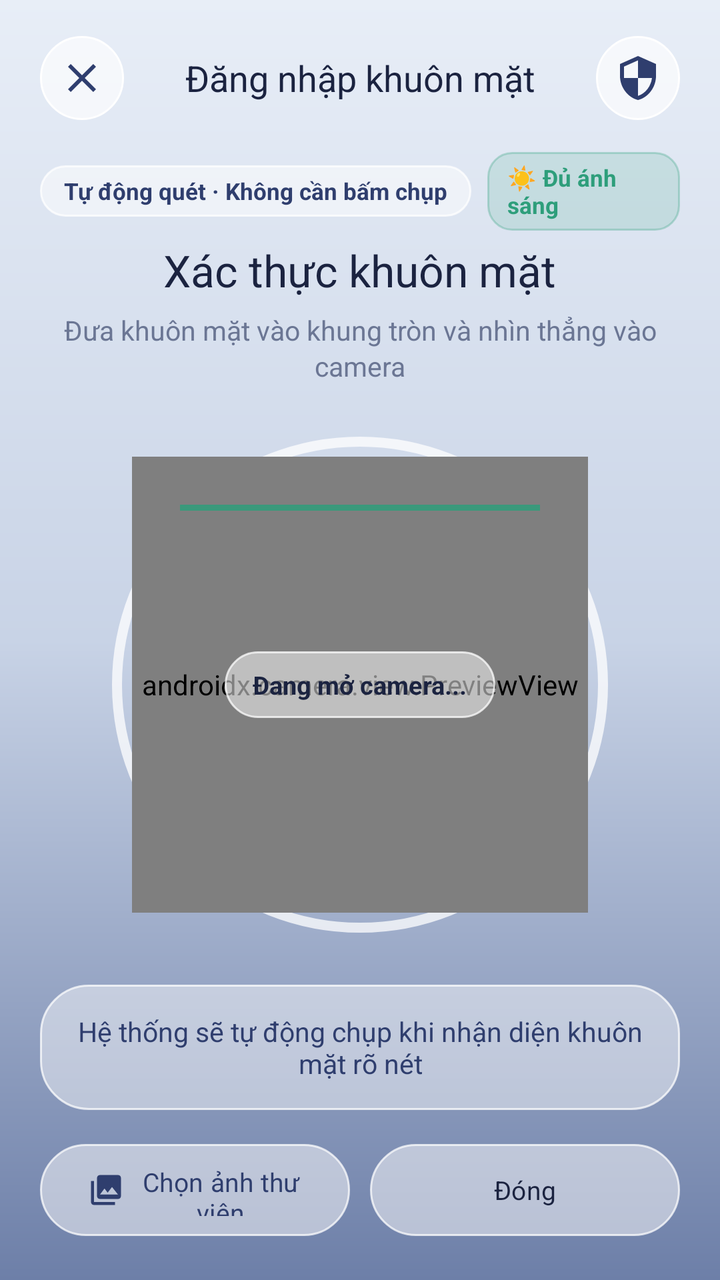
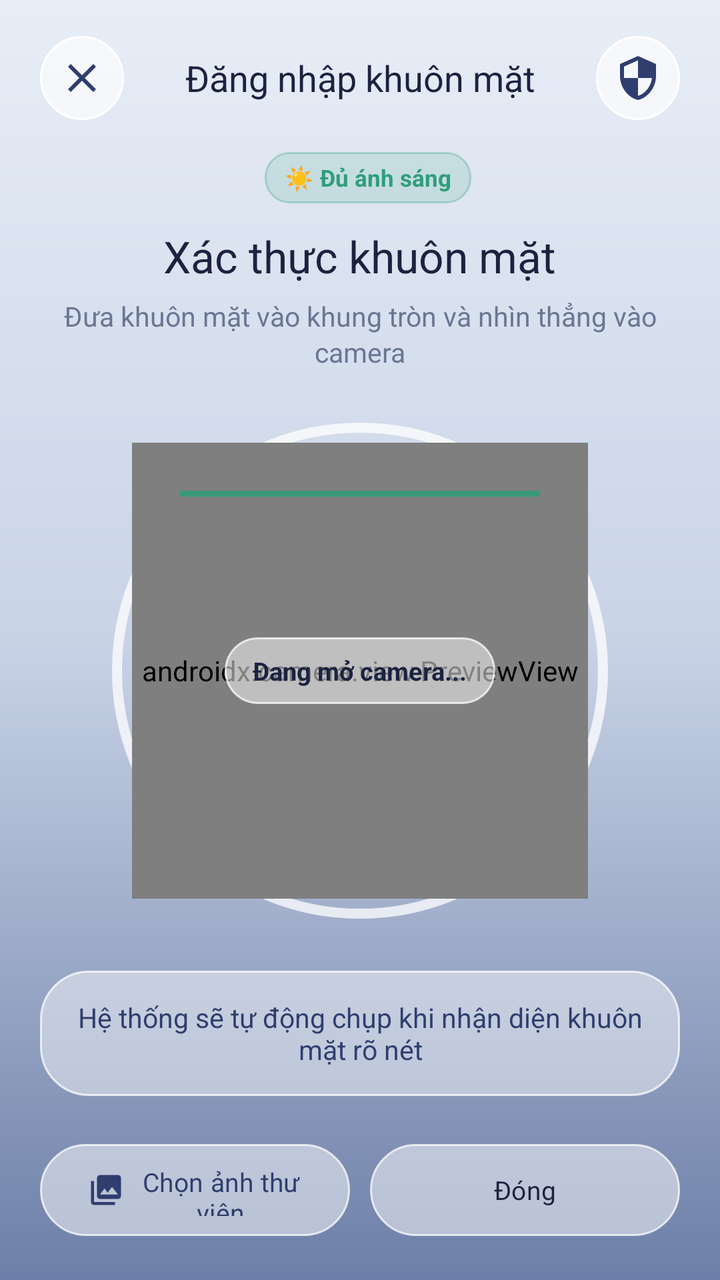

Two renders of the same Android screen: before a commit and after it. Below are the layout's source before the change and the commit's diff.
<!-- AndroidManifest.xml: application theme Theme.Final_term -->
<!-- res/layout/dialog_face_scan.xml -->
<?xml version="1.0" encoding="utf-8"?>
<LinearLayout xmlns:android="http://schemas.android.com/apk/res/android"
    xmlns:app="http://schemas.android.com/apk/res-auto"
    android:layout_width="match_parent"
    android:layout_height="match_parent"
    android:background="@drawable/background_gradient"
    android:orientation="vertical"
    android:paddingStart="20dp"
    android:paddingTop="14dp"
    android:paddingEnd="20dp"
    android:paddingBottom="22dp">

    
    <LinearLayout
        android:layout_width="match_parent"
        android:layout_height="wrap_content"
        android:gravity="center_vertical"
        android:orientation="horizontal"
        android:paddingTop="4dp"
        android:paddingBottom="8dp">

        <ImageButton
            android:id="@+id/btn_back"
            android:layout_width="42dp"
            android:layout_height="42dp"
            android:background="@drawable/circle_action_button"
            android:contentDescription="Đóng"
            android:elevation="4dp"
            android:padding="11dp"
            android:src="@drawable/ic_close"
            app:tint="@color/navy" />

        <TextView
            android:id="@+id/face_scan_title"
            android:layout_width="0dp"
            android:layout_height="wrap_content"
            android:layout_weight="1"
            android:fontFamily="sans-serif-bold"
            android:gravity="center"
            android:text="Đăng nhập khuôn mặt"
            android:textColor="@color/ink"
            android:textSize="18sp" />

        <ImageButton
            android:id="@+id/btn_help"
            android:layout_width="42dp"
            android:layout_height="42dp"
            android:background="@drawable/circle_action_button"
            android:contentDescription="Hướng dẫn quét khuôn mặt"
            android:elevation="4dp"
            android:padding="10dp"
            android:src="@drawable/ic_shield"
            app:tint="@color/navy" />
    </LinearLayout>

    
    <LinearLayout
        android:layout_width="wrap_content"
        android:layout_height="wrap_content"
        android:layout_gravity="center_horizontal"
        android:layout_marginTop="8dp"
        android:gravity="center"
        android:orientation="horizontal">

        <TextView
            android:id="@+id/badge_auto_scan"
            android:layout_width="wrap_content"
            android:layout_height="wrap_content"
            android:background="@drawable/glass_pill_bg"
            android:paddingHorizontal="12dp"
            android:paddingVertical="5dp"
            android:text="Tự động quét · Không cần bấm chụp"
            android:textColor="@color/navy"
            android:textSize="11.5sp"
            android:textStyle="bold" />

        <TextView
            android:id="@+id/badge_lighting"
            android:layout_width="wrap_content"
            android:layout_height="wrap_content"
            android:layout_marginStart="8dp"
            android:background="@drawable/badge_status_success"
            android:paddingHorizontal="10dp"
            android:paddingVertical="5dp"
            android:text="☀ Đủ ánh sáng"
            android:textColor="@color/success"
            android:textSize="11.5sp"
            android:textStyle="bold" />
    </LinearLayout>

    
    <LinearLayout
        android:layout_width="match_parent"
        android:layout_height="0dp"
        android:layout_weight="1"
        android:gravity="center"
        android:orientation="vertical">

        <TextView
            android:id="@+id/face_scan_heading"
            android:layout_width="wrap_content"
            android:layout_height="wrap_content"
            android:fontFamily="sans-serif-bold"
            android:gravity="center"
            android:text="Xác thực khuôn mặt"
            android:textColor="@color/ink"
            android:textSize="22sp" />

        <TextView
            android:id="@+id/face_scan_subtitle"
            android:layout_width="match_parent"
            android:layout_height="wrap_content"
            android:layout_marginTop="6dp"
            android:gravity="center"
            android:lineSpacingExtra="2dp"
            android:text="Đưa khuôn mặt vào khung tròn và nhìn thẳng vào camera"
            android:textColor="@color/ink_muted"
            android:textSize="13.5sp" />

        
        <FrameLayout
            android:layout_width="256dp"
            android:layout_height="256dp"
            android:layout_marginTop="22dp">

            <com.google.android.material.progressindicator.CircularProgressIndicator
                android:id="@+id/face_scan_progress"
                android:layout_width="wrap_content"
                android:layout_height="wrap_content"
                android:layout_gravity="center"
                android:indeterminate="false"
                android:max="100"
                android:progress="0"
                app:indicatorColor="@color/navy"
                app:indicatorSize="248dp"
                app:trackColor="@color/glass_border"
                app:trackCornerRadius="4dp"
                app:trackThickness="5dp" />

            <FrameLayout
                android:id="@+id/face_viewport_circle"
                android:layout_width="228dp"
                android:layout_height="228dp"
                android:layout_gravity="center"
                android:background="@drawable/circle_action_button">

                <androidx.camera.view.PreviewView
                    android:id="@+id/face_preview_view"
                    android:layout_width="match_parent"
                    android:layout_height="match_parent" />

                <ImageView
                    android:id="@+id/face_captured_preview"
                    android:layout_width="match_parent"
                    android:layout_height="match_parent"
                    android:contentDescription="Ảnh khuôn mặt vừa quét"
                    android:scaleType="centerCrop"
                    android:visibility="gone" />

                
                <View
                    android:id="@+id/face_guide_ring"
                    android:layout_width="match_parent"
                    android:layout_height="match_parent"
                    android:layout_margin="8dp" />

                
                <View
                    android:id="@+id/face_scan_line"
                    android:layout_width="180dp"
                    android:layout_height="3dp"
                    android:layout_gravity="top|center_horizontal"
                    android:layout_marginTop="24dp"
                    android:alpha="0.85"
                    android:background="@color/success" />

                <TextView
                    android:id="@+id/face_preview_loading"
                    android:layout_width="wrap_content"
                    android:layout_height="wrap_content"
                    android:layout_gravity="center"
                    android:background="@drawable/glass_pill_bg"
                    android:paddingHorizontal="14dp"
                    android:paddingVertical="8dp"
                    android:text="Đang mở camera..."
                    android:textColor="@color/ink"
                    android:textSize="12.5sp"
                    android:textStyle="bold" />
            </FrameLayout>
        </FrameLayout>

        
        <LinearLayout
            android:layout_width="match_parent"
            android:layout_height="wrap_content"
            android:layout_marginTop="22dp"
            android:background="@drawable/glass_panel_card"
            android:gravity="center"
            android:orientation="vertical"
            android:paddingHorizontal="18dp"
            android:paddingVertical="14dp">

            <TextView
                android:id="@+id/face_scan_status"
                android:layout_width="match_parent"
                android:layout_height="wrap_content"
                android:fontFamily="sans-serif-medium"
                android:gravity="center"
                android:text="Hệ thống sẽ tự động chụp khi nhận diện khuôn mặt rõ nét"
                android:textColor="@color/navy"
                android:textSize="13.5sp" />
        </LinearLayout>
    </LinearLayout>

    
    <LinearLayout
        android:layout_width="match_parent"
        android:layout_height="wrap_content"
        android:layout_marginTop="12dp"
        android:gravity="center"
        android:orientation="horizontal">

        <com.google.android.material.button.MaterialButton
            android:id="@+id/btn_gallery"
            android:layout_width="0dp"
            android:layout_height="46dp"
            android:layout_weight="1"
            android:background="@drawable/glass_pill_button"
            android:text="Chọn ảnh thư viện"
            android:textColor="@color/navy"
            android:textSize="13sp"
            app:backgroundTint="@null"
            app:icon="@drawable/ic_photo_library"
            app:iconSize="18dp"
            app:iconTint="@color/navy" />

        <com.google.android.material.button.MaterialButton
            android:id="@+id/btn_cancel"
            android:layout_width="0dp"
            android:layout_height="46dp"
            android:layout_marginStart="10dp"
            android:layout_weight="1"
            android:background="@drawable/glass_pill_button"
            android:text="Đóng"
            android:textColor="@color/ink"
            android:textSize="13sp"
            app:backgroundTint="@null" />
    </LinearLayout>

</LinearLayout>
<!-- resources referenced by this layout -->
<resources>
  <color name="glass_border">#BFFFFFFF</color>
  <color name="ink">#FF1B2340</color>
  <color name="ink_muted">#FF6B7694</color>
  <color name="navy">#FF2F3E6E</color>
  <color name="success">#FF2E9E7B</color>
  <!-- drawable background_gradient (drawable) -->
  <?xml version="1.0" encoding="utf-8"?>
  <shape xmlns:android="http://schemas.android.com/apk/res/android">
      <gradient
          android:angle="270"
          android:startColor="#FFE8EEF7"
          android:centerColor="#FFC8D3E6"
          android:endColor="#FF6D7FA8"
          android:type="linear" />
  </shape>
  <!-- drawable badge_status_success (drawable) -->
  <?xml version="1.0" encoding="utf-8"?>
  <shape xmlns:android="http://schemas.android.com/apk/res/android"
      android:shape="rectangle">
      <corners android:radius="12dp" />
      <solid android:color="@color/success_bg" />
      <stroke
          android:width="1dp"
          android:color="#4D2E9E7B" />
  </shape>
  <!-- drawable circle_action_button (drawable) -->
  <?xml version="1.0" encoding="utf-8"?>
  <ripple xmlns:android="http://schemas.android.com/apk/res/android"
      android:color="@color/glass_card_pressed">
      <item>
          <shape android:shape="oval">
              <solid android:color="@color/glass_circle_btn" />
              <stroke
                  android:width="1dp"
                  android:color="@color/white" />
          </shape>
      </item>
  </ripple>
  <!-- drawable glass_pill_bg (drawable) -->
  <?xml version="1.0" encoding="utf-8"?>
  <shape xmlns:android="http://schemas.android.com/apk/res/android"
      android:shape="rectangle">
      <solid android:color="@color/glass_pill" />
      <corners android:radius="999dp" />
      <stroke
          android:width="1dp"
          android:color="@color/glass_border" />
  </shape>
  <!-- drawable ic_close (drawable) -->
  <vector xmlns:android="http://schemas.android.com/apk/res/android"
      android:width="24dp"
      android:height="24dp"
      android:viewportWidth="24"
      android:viewportHeight="24">
      <path
          android:fillColor="@color/ink"
          android:pathData="M19,6.41L17.59,5 12,10.59 6.41,5 5,6.41 10.59,12 5,17.59 6.41,19 12,13.41 17.59,19 19,17.59 13.41,12z" />
  </vector>
  <!-- drawable ic_shield (drawable) -->
  <vector xmlns:android="http://schemas.android.com/apk/res/android"
      android:width="24dp"
      android:height="24dp"
      android:viewportWidth="24"
      android:viewportHeight="24">
      <path
          android:fillColor="@color/navy"
          android:pathData="M12,1L3,5v6c0,5.55 3.84,10.74 9,12 5.16,-1.26 9,-6.45 9,-12V5l-9,-4zm0,10.99h7c-0.53,4.12 -3.28,7.79 -7,8.94V12H5V6.3l7,-3.11v8.8z" />
  </vector>
  <style name="Theme.Final_term" parent="Base.Theme.Final_term" />
  <color name="success_bg">#262E9E7B</color>
  <color name="glass_card_pressed">#8AFFFFFF</color>
  <color name="glass_circle_btn">#A6FFFFFF</color>
  <color name="white">#FFFFFFFF</color>
  <color name="glass_card">#73FFFFFF</color>
  <color name="glass_pill">#80FFFFFF</color>
  <color name="slate_blue">#FF5A6C99</color>
  <color name="bg_mist">#FFF4F6FA</color>
  <color name="bg_slate_soft">#FFB9C4DC</color>
  <color name="danger">#FFD8475F</color>
  <color name="ink_faint">#FF9AA4BC</color>
  <style name="NimbusSpinnerStyle" parent="Widget.AppCompat.Spinner">
          <item name="android:popupBackground">@drawable/bg_nimbus_dropdown_popup</item>
          <item name="android:dropDownVerticalOffset">6dp</item>
      </style>
  <color name="bg_slate">#FF8D9CC0</color>
  <!-- drawable bg_nimbus_dropdown_popup (drawable) -->
  <?xml version="1.0" encoding="utf-8"?>
  <shape xmlns:android="http://schemas.android.com/apk/res/android"
      android:shape="rectangle">
      <solid android:color="@color/glass_sheet" />
      <corners android:radius="18dp" />
      <stroke
          android:width="1dp"
          android:color="@color/glass_border" />
  </shape>
  <color name="glass_sheet">#F2FFFFFF</color>
  <!-- unchanged entries left out for length: 6 -->
</resources>

<!-- the commit's change to res/layout/dialog_face_scan.xml (unified diff, before → after) -->
@@ -61,18 +61,6 @@
         android:layout_marginTop="8dp"
         android:gravity="center"
         android:orientation="horizontal">
-
-        <TextView
-            android:id="@+id/badge_auto_scan"
-            android:layout_width="wrap_content"
-            android:layout_height="wrap_content"
-            android:background="@drawable/glass_pill_bg"
-            android:paddingHorizontal="12dp"
-            android:paddingVertical="5dp"
-            android:text="Tự động quét · Không cần bấm chụp"
-            android:textColor="@color/navy"
-            android:textSize="11.5sp"
-            android:textStyle="bold" />
 
         <TextView
             android:id="@+id/badge_lighting"
